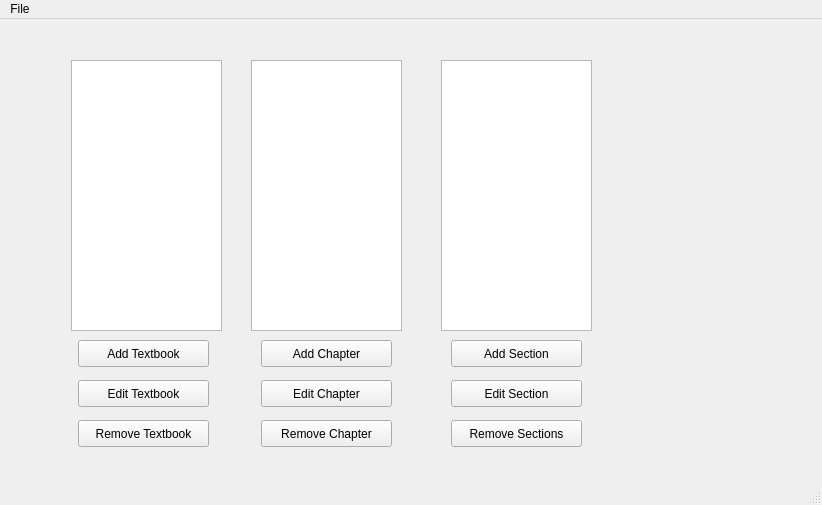
Above: client/mainwindow.ui from Davidj361/cuTPS before the change. Below: the same form after it.
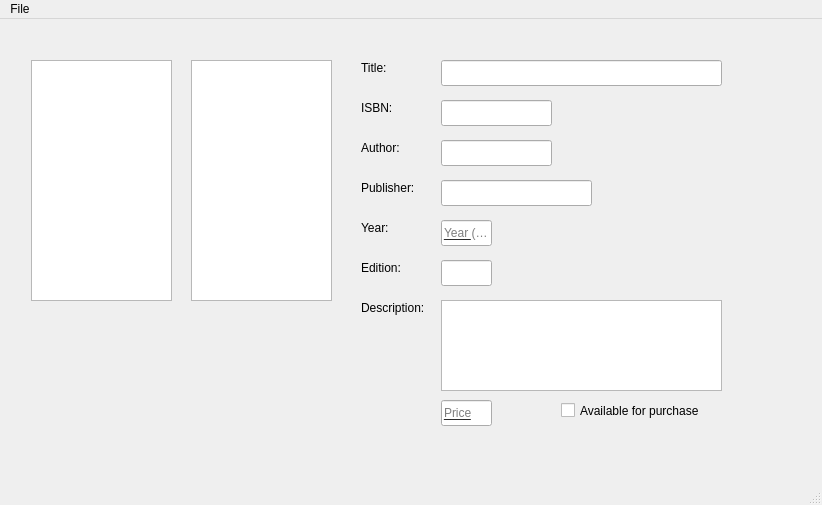
That is the form after the change. Icons and pictures are not drawn.

Commit message: delete section bug squashed

```diff
--- a/client/mainwindow.ui
+++ b/client/mainwindow.ui
@@ -40,7 +40,7 @@
        </sizepolicy>
       </property>
       <property name="currentIndex">
-       <number>7</number>
+       <number>8</number>
       </property>
       <widget class="QWidget" name="Testpage">
        <layout class="QHBoxLayout" name="horizontalLayout_2">
@@ -2238,6 +2238,251 @@
         </property>
        </widget>
       </widget>
+      <widget class="QWidget" name="ContentManagerTextbookForm">
+       <widget class="QListWidget" name="listTextbookTerm">
+        <property name="geometry">
+         <rect>
+          <x>20</x>
+          <y>30</y>
+          <width>141</width>
+          <height>241</height>
+         </rect>
+        </property>
+       </widget>
+       <widget class="QListWidget" name="listTextbookClass">
+        <property name="geometry">
+         <rect>
+          <x>180</x>
+          <y>30</y>
+          <width>141</width>
+          <height>241</height>
+         </rect>
+        </property>
+       </widget>
+       <widget class="QLineEdit" name="lineTextbookTitle">
+        <property name="geometry">
+         <rect>
+          <x>430</x>
+          <y>30</y>
+          <width>281</width>
+          <height>26</height>
+         </rect>
+        </property>
+       </widget>
+       <widget class="QLabel" name="label_5">
+        <property name="geometry">
+         <rect>
+          <x>350</x>
+          <y>30</y>
+          <width>58</width>
+          <height>16</height>
+         </rect>
+        </property>
+        <property name="text">
+         <string>Title:</string>
+        </property>
+       </widget>
+       <widget class="QLabel" name="label_6">
+        <property name="geometry">
+         <rect>
+          <x>350</x>
+          <y>70</y>
+          <width>58</width>
+          <height>16</height>
+         </rect>
+        </property>
+        <property name="text">
+         <string>ISBN:</string>
+        </property>
+       </widget>
+       <widget class="QLineEdit" name="lineEdit_2">
+        <property name="geometry">
+         <rect>
+          <x>430</x>
+          <y>70</y>
+          <width>111</width>
+          <height>26</height>
+         </rect>
+        </property>
+       </widget>
+       <widget class="QLineEdit" name="lineEdit_3">
+        <property name="geometry">
+         <rect>
+          <x>430</x>
+          <y>110</y>
+          <width>111</width>
+          <height>26</height>
+         </rect>
+        </property>
+       </widget>
+       <widget class="QLabel" name="label_7">
+        <property name="geometry">
+         <rect>
+          <x>350</x>
+          <y>110</y>
+          <width>58</width>
+          <height>16</height>
+         </rect>
+        </property>
+        <property name="text">
+         <string>Author:</string>
+        </property>
+       </widget>
+       <widget class="QLineEdit" name="lineEdit_4">
+        <property name="geometry">
+         <rect>
+          <x>430</x>
+          <y>150</y>
+          <width>151</width>
+          <height>26</height>
+         </rect>
+        </property>
+       </widget>
+       <widget class="QLabel" name="label_14">
+        <property name="geometry">
+         <rect>
+          <x>350</x>
+          <y>150</y>
+          <width>58</width>
+          <height>16</height>
+         </rect>
+        </property>
+        <property name="text">
+         <string>Publisher:</string>
+        </property>
+       </widget>
+       <widget class="QLineEdit" name="courseManagerYear_2">
+        <property name="geometry">
+         <rect>
+          <x>430</x>
+          <y>190</y>
+          <width>51</width>
+          <height>26</height>
+         </rect>
+        </property>
+        <property name="sizePolicy">
+         <sizepolicy hsizetype="Preferred" vsizetype="Preferred">
+          <horstretch>1</horstretch>
+          <verstretch>0</verstretch>
+         </sizepolicy>
+        </property>
+        <property name="inputMask">
+         <string>9999;_</string>
+        </property>
+        <property name="text">
+         <string/>
+        </property>
+        <property name="cursorPosition">
+         <number>4</number>
+        </property>
+        <property name="placeholderText">
+         <string>Year (Ex. 2014, 2015)</string>
+        </property>
+       </widget>
+       <widget class="QLabel" name="label_15">
+        <property name="geometry">
+         <rect>
+          <x>350</x>
+          <y>190</y>
+          <width>58</width>
+          <height>16</height>
+         </rect>
+        </property>
+        <property name="text">
+         <string>Year:</string>
+        </property>
+       </widget>
+       <widget class="QLineEdit" name="lineEdit_5">
+        <property name="geometry">
+         <rect>
+          <x>430</x>
+          <y>230</y>
+          <width>51</width>
+          <height>26</height>
+         </rect>
+        </property>
+       </widget>
+       <widget class="QLabel" name="label_16">
+        <property name="geometry">
+         <rect>
+          <x>350</x>
+          <y>230</y>
+          <width>58</width>
+          <height>16</height>
+         </rect>
+        </property>
+        <property name="text">
+         <string>Edition:</string>
+        </property>
+       </widget>
+       <widget class="QLabel" name="label_17">
+        <property name="geometry">
+         <rect>
+          <x>350</x>
+          <y>270</y>
+          <width>71</width>
+          <height>16</height>
+         </rect>
+        </property>
+        <property name="text">
+         <string>Description:</string>
+        </property>
+       </widget>
+       <widget class="QTextBrowser" name="textBrowser">
+        <property name="geometry">
+         <rect>
+          <x>430</x>
+          <y>270</y>
+          <width>281</width>
+          <height>91</height>
+         </rect>
+        </property>
+       </widget>
+       <widget class="QCheckBox" name="checkBox">
+        <property name="geometry">
+         <rect>
+          <x>550</x>
+          <y>370</y>
+          <width>161</width>
+          <height>21</height>
+         </rect>
+        </property>
+        <property name="text">
+         <string>Available for purchase</string>
+        </property>
+       </widget>
+       <widget class="QLineEdit" name="courseManagerYear_3">
+        <property name="geometry">
+         <rect>
+          <x>430</x>
+          <y>370</y>
+          <width>51</width>
+          <height>26</height>
+         </rect>
+        </property>
+        <property name="sizePolicy">
+         <sizepolicy hsizetype="Preferred" vsizetype="Preferred">
+          <horstretch>1</horstretch>
+          <verstretch>0</verstretch>
+         </sizepolicy>
+        </property>
+        <property name="inputMask">
+         <string>9999;_</string>
+        </property>
+        <property name="text">
+         <string/>
+        </property>
+        <property name="maxLength">
+         <number>4</number>
+        </property>
+        <property name="cursorPosition">
+         <number>4</number>
+        </property>
+        <property name="placeholderText">
+         <string>Price</string>
+        </property>
+       </widget>
+      </widget>
       <widget class="QWidget" name="ShoppingCartOrderConfirmed">
        <layout class="QGridLayout" name="gridLayout_9">
         <item row="2" column="2">
```
The commit also changes 1 other file.
